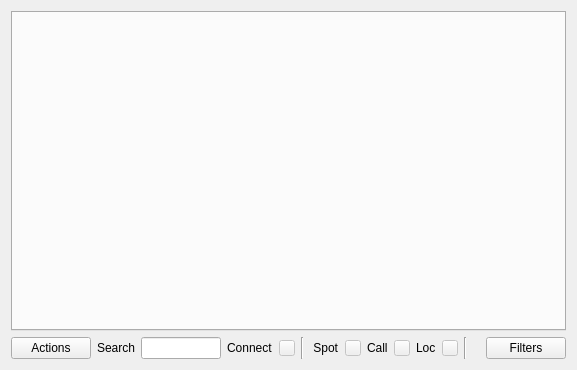
Old version of the form mqt/MqtLogger/clusterclientframe.ui in the repository Rsclub22/Minos2-Mirror.
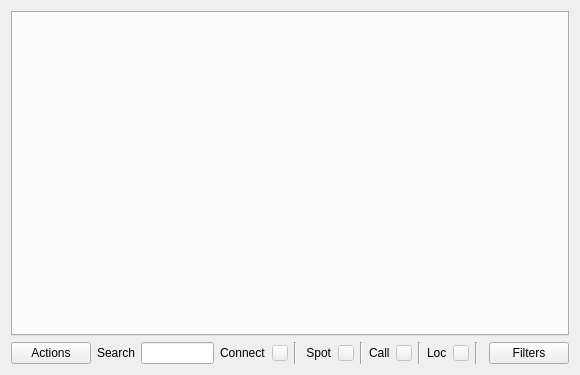
New version of the form. Custom widgets are drawn as their Qt base class.

Diff of the .ui file:
```diff
--- a/mqt/MqtLogger/clusterclientframe.ui
+++ b/mqt/MqtLogger/clusterclientframe.ui
@@ -6,8 +6,8 @@
    <rect>
     <x>0</x>
     <y>0</y>
-    <width>577</width>
-    <height>370</height>
+    <width>580</width>
+    <height>375</height>
    </rect>
   </property>
   <property name="windowTitle">
@@ -118,6 +118,13 @@
          </property>
         </widget>
        </item>
+       <item>
+        <widget class="Line" name="line_4">
+         <property name="orientation">
+          <enum>Qt::Vertical</enum>
+         </property>
+        </widget>
+       </item>
        <item>
         <widget class="QLabel" name="label_2">
          <property name="text">
@@ -144,6 +151,13 @@
          </property>
         </widget>
        </item>
+       <item>
+        <widget class="Line" name="line_3">
+         <property name="orientation">
+          <enum>Qt::Vertical</enum>
+         </property>
+        </widget>
+       </item>
        <item>
         <widget class="QLabel" name="label_3">
          <property name="text">
```
